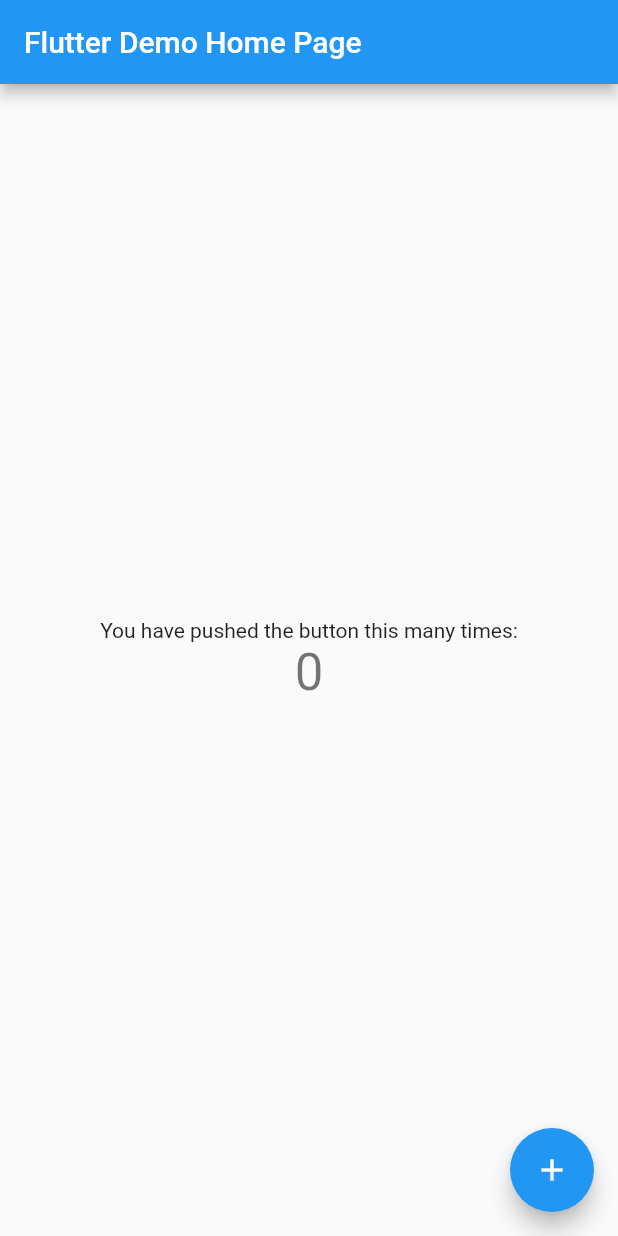
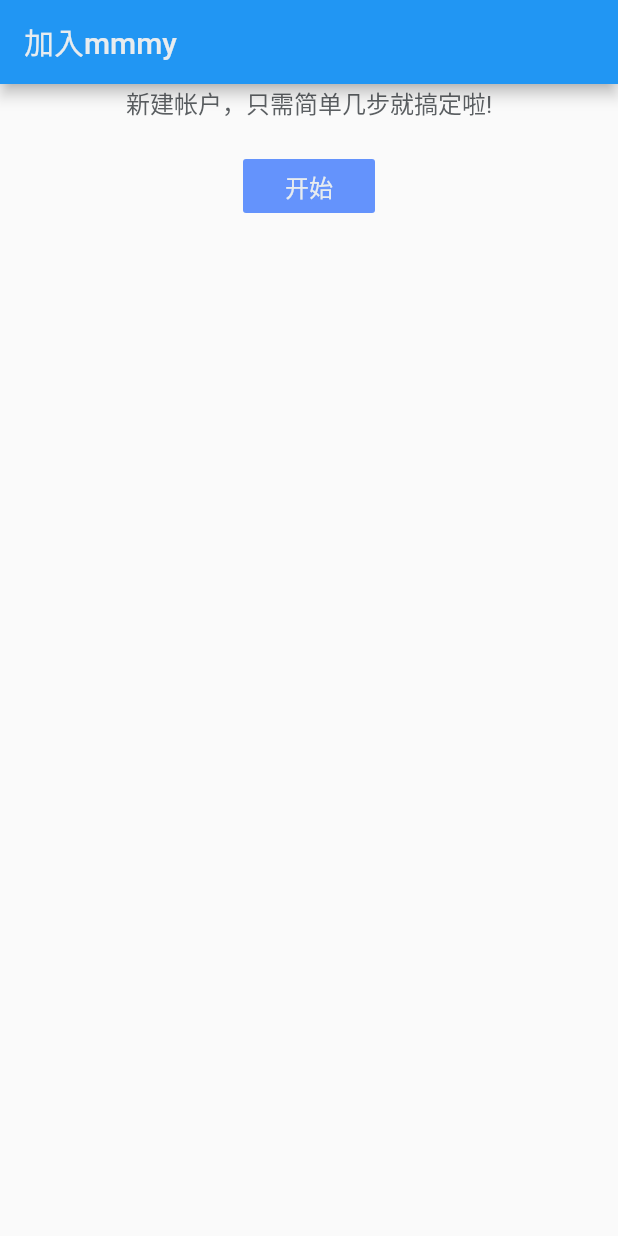
Before and after one commit to K-Flutter/mmmy, a Flutter app: the screen it shows after launch, on a phone screen of 412 x 824 dp. Run offline on Flutter 3.47's test engine with Material 2 defaults, Android fonts, the phone set to English and light mode, and no system bars.

```diff
--- a/lib/main.dart
+++ b/lib/main.dart
@@ -1,111 +1,59 @@
 import 'package:flutter/material.dart';
 
-void main() => runApp(MyApp());
+void main() => runApp(RegisterPageOne());
 
-class MyApp extends StatelessWidget {
+class RegisterPageOne extends StatelessWidget {
+
+  final backgroundColor = Color.fromRGBO(232, 236, 239, 1);
+  final titleColor = Color.fromRGBO(83, 106, 176, 1);
+  final fontColor = Color.fromRGBO(91, 95, 98, 1);
+  final buttonColor = Color.fromRGBO(100, 147, 252, 1);
+
+
   // This widget is the root of your application.
   @override
   Widget build(BuildContext context) {
+
+    final title = "加入mmmy";
+    final content = "新建帐户，只需简单几步就搞定啦!";
+
     return MaterialApp(
-      title: 'Flutter Demo',
+      title: 'Register Page One',
       theme: ThemeData(
-        // This is the theme of your application.
-        //
-        // Try running your application with "flutter run". You'll see the
-        // application has a blue toolbar. Then, without quitting the app, try
-        // changing the primarySwatch below to Colors.green and then invoke
-        // "hot reload" (press "r" in the console where you ran "flutter run",
-        // or simply save your changes to "hot reload" in a Flutter IDE).
-        // Notice that the counter didn't reset back to zero; the application
-        // is not restarted.
+        backgroundColor: backgroundColor,
         primarySwatch: Colors.blue,
       ),
-      home: MyHomePage(title: 'Flutter Demo Home Page'),
+      home: Scaffold(
+        appBar: AppBar(
+          title: Text(
+            title,
+            style: TextStyle(color: backgroundColor),
+            textAlign: TextAlign.center,
+          ),
+        ),
+        body: Container(
+          child: Center(
+            child: Column(
+              children: <Widget>[
+                Text(
+                  content,
+                  style: TextStyle(color: fontColor,fontSize: 16.0),
+                ),
+                SizedBox(
+                  height: 20.0,
+                ),
+                FlatButton(
+                  child: new Text('开始',style: new TextStyle(fontSize: 16.0,
+                      color:
+                      backgroundColor)),
+                  color: buttonColor,
+                  onPressed: (){},
+                )
+              ],
+            ),
+          ),
+        )
+      ),
     );
   }
 }
-
-class MyHomePage extends StatefulWidget {
-  MyHomePage({Key key, this.title}) : super(key: key);
-
-  // This widget is the home page of your application. It is stateful, meaning
-  // that it has a State object (defined below) that contains fields that affect
-  // how it looks.
-
-  // This class is the configuration for the state. It holds the values (in this
-  // case the title) provided by the parent (in this case the App widget) and
-  // used by the build method of the State. Fields in a Widget subclass are
-  // always marked "final".
-
-  final String title;
-
-  @override
-  _MyHomePageState createState() => _MyHomePageState();
-}
-
-class _MyHomePageState extends State<MyHomePage> {
-  int _counter = 0;
-
-  void _incrementCounter() {
-    setState(() {
-      // This call to setState tells the Flutter framework that something has
-      // changed in this State, which causes it to rerun the build method below
-      // so that the display can reflect the updated values. If we changed
-      // _counter without calling setState(), then the build method would not be
-      // called again, and so nothing would appear to happen.
-      _counter++;
-    });
-  }
-
-  @override
-  Widget build(BuildContext context) {
-    // This method is rerun every time setState is called, for instance as done
-    // by the _incrementCounter method above.
-    //
-    // The Flutter framework has been optimized to make rerunning build methods
-    // fast, so that you can just rebuild anything that needs updating rather
-    // than having to individually change instances of widgets.
-    return Scaffold(
-      appBar: AppBar(
-        // Here we take the value from the MyHomePage object that was created by
-        // the App.build method, and use it to set our appbar title.
-        title: Text(widget.title),
-      ),
-      body: Center(
-        // Center is a layout widget. It takes a single child and positions it
-        // in the middle of the parent.
-        child: Column(
-          // Column is also layout widget. It takes a list of children and
-          // arranges them vertically. By default, it sizes itself to fit its
-          // children horizontally, and tries to be as tall as its parent.
-          //
-          // Invoke "debug painting" (press "p" in the console, choose the
-          // "Toggle Debug Paint" action from the Flutter Inspector in Android
-          // Studio, or the "Toggle Debug Paint" command in Visual Studio Code)
-          // to see the wireframe for each widget.
-          //
-          // Column has various properties to control how it sizes itself and
-          // how it positions its children. Here we use mainAxisAlignment to
-          // center the children vertically; the main axis here is the vertical
-          // axis because Columns are vertical (the cross axis would be
-          // horizontal).
-          mainAxisAlignment: MainAxisAlignment.center,
-          children: <Widget>[
-            Text(
-              'You have pushed the button this many times:',
-            ),
-            Text(
-              '$_counter',
-              style: Theme.of(context).textTheme.display1,
-            ),
-          ],
-        ),
-      ),
-      floatingActionButton: FloatingActionButton(
-        onPressed: _incrementCounter,
-        tooltip: 'Increment',
-        child: Icon(Icons.add),
-      ), // This trailing comma makes auto-formatting nicer for build methods.
-    );
-  }
-}
```
Also changed, not shown: 1 other file.
